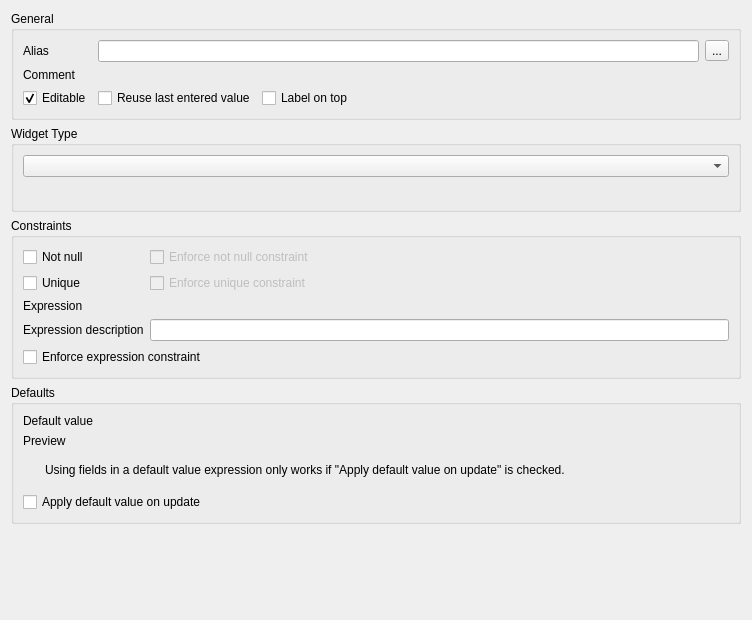
Qt form src/ui/attributeformconfig/qgsattributetypeedit.ui (nextgis/nextgisqgis) before a commit.
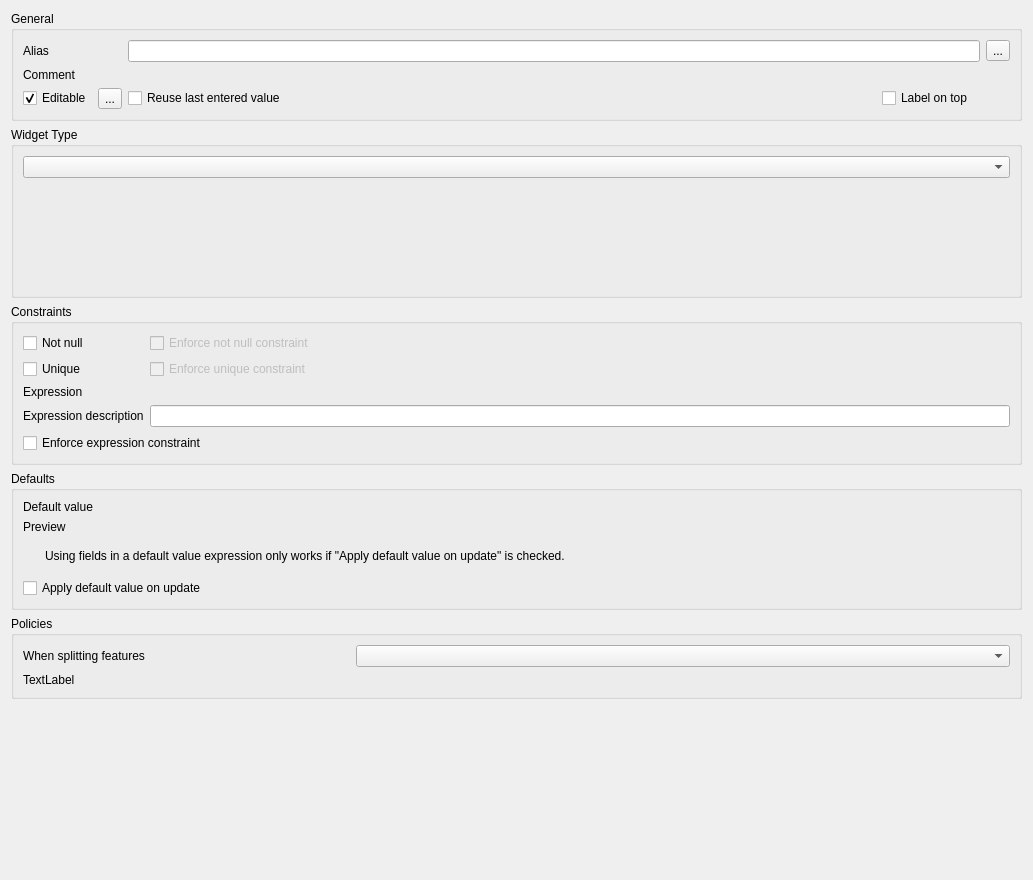
The same form after that commit. Icons and pictures are not drawn. Custom widgets are drawn as their Qt base class.

```diff
--- a/src/ui/attributeformconfig/qgsattributetypeedit.ui
+++ b/src/ui/attributeformconfig/qgsattributetypeedit.ui
@@ -6,8 +6,8 @@
    <rect>
     <x>0</x>
     <y>0</y>
-    <width>752</width>
-    <height>620</height>
+    <width>1033</width>
+    <height>880</height>
    </rect>
   </property>
   <property name="windowTitle">
@@ -19,28 +19,8 @@
      <property name="title">
       <string>General</string>
      </property>
-     <layout class="QGridLayout" name="gridLayout" rowstretch="0,0,0" columnstretch="0,0,1,0,0">
-      <item row="2" column="1">
-       <widget class="QCheckBox" name="reuseLastValuesCheckBox">
-        <property name="toolTip">
-         <string>If checked, then the most recent value entered for this field will be remembered and reused when creating a new feature.</string>
-        </property>
-        <property name="text">
-         <string>Reuse last entered value</string>
-        </property>
-        <property name="checked">
-         <bool>false</bool>
-        </property>
-       </widget>
-      </item>
-      <item row="1" column="0">
-       <widget class="QLabel" name="label_6">
-        <property name="text">
-         <string>Comment</string>
-        </property>
-       </widget>
-      </item>
-      <item row="2" column="2">
+     <layout class="QGridLayout" name="gridLayout" rowstretch="0,0,0" columnstretch="0,0,1,0,0,0">
+      <item row="2" column="3">
        <widget class="QCheckBox" name="labelOnTopCheckBox">
         <property name="text">
          <string>Label on top</string>
@@ -50,6 +30,23 @@
         </property>
        </widget>
       </item>
+      <item row="1" column="0">
+       <widget class="QLabel" name="label_6">
+        <property name="text">
+         <string>Comment</string>
+        </property>
+       </widget>
+      </item>
+      <item row="1" column="2" colspan="3">
+       <widget class="QLabel" name="laComment">
+        <property name="text">
+         <string/>
+        </property>
+        <property name="wordWrap">
+         <bool>true</bool>
+        </property>
+       </widget>
+      </item>
       <item row="2" column="0">
        <widget class="QCheckBox" name="isFieldEditableCheckBox">
         <property name="text">
@@ -60,6 +57,26 @@
         </property>
        </widget>
       </item>
+      <item row="0" column="5">
+       <widget class="QgsPropertyOverrideButton" name="mAliasExpressionButton">
+        <property name="text">
+         <string>...</string>
+        </property>
+       </widget>
+      </item>
+      <item row="2" column="2">
+       <widget class="QCheckBox" name="reuseLastValuesCheckBox">
+        <property name="toolTip">
+         <string>If checked, then the most recent value entered for this field will be remembered and reused when creating a new feature.</string>
+        </property>
+        <property name="text">
+         <string>Reuse last entered value</string>
+        </property>
+        <property name="checked">
+         <bool>false</bool>
+        </property>
+       </widget>
+      </item>
       <item row="0" column="0">
        <widget class="QLabel" name="label_9">
         <property name="text">
@@ -67,23 +84,13 @@
         </property>
        </widget>
       </item>
-      <item row="0" column="4">
-       <widget class="QgsPropertyOverrideButton" name="mAliasExpressionButton">
-        <property name="text">
-         <string>...</string>
-        </property>
-       </widget>
-      </item>
-      <item row="0" column="1" colspan="3">
+      <item row="0" column="2" colspan="3">
        <widget class="QLineEdit" name="mAlias"/>
       </item>
-      <item row="1" column="1" colspan="3">
-       <widget class="QLabel" name="laComment">
+      <item row="2" column="1">
+       <widget class="QgsPropertyOverrideButton" name="mEditableExpressionButton">
         <property name="text">
-         <string/>
-        </property>
-        <property name="wordWrap">
-         <bool>true</bool>
+         <string>...</string>
         </property>
        </widget>
       </item>
@@ -271,6 +278,35 @@
      </layout>
     </widget>
    </item>
+   <item>
+    <widget class="QgsCollapsibleGroupBox" name="groupBox_5">
+     <property name="title">
+      <string>Policies</string>
+     </property>
+     <layout class="QGridLayout" name="gridLayout_4" columnstretch="1,2">
+      <item row="0" column="1">
+       <widget class="QComboBox" name="mSplitPolicyComboBox"/>
+      </item>
+      <item row="0" column="0">
+       <widget class="QLabel" name="mSplitPolicyLabel">
+        <property name="text">
+         <string>When splitting features</string>
+        </property>
+       </widget>
+      </item>
+      <item row="1" column="0" colspan="2">
+       <widget class="QLabel" name="mSplitPolicyDescriptionLabel">
+        <property name="text">
+         <string>TextLabel</string>
+        </property>
+        <property name="wordWrap">
+         <bool>true</bool>
+        </property>
+       </widget>
+      </item>
+     </layout>
+    </widget>
+   </item>
    <item>
     <spacer name="verticalSpacer">
      <property name="orientation">
```
Left out of the diff: 1 changed line with no effect on the pictures.
